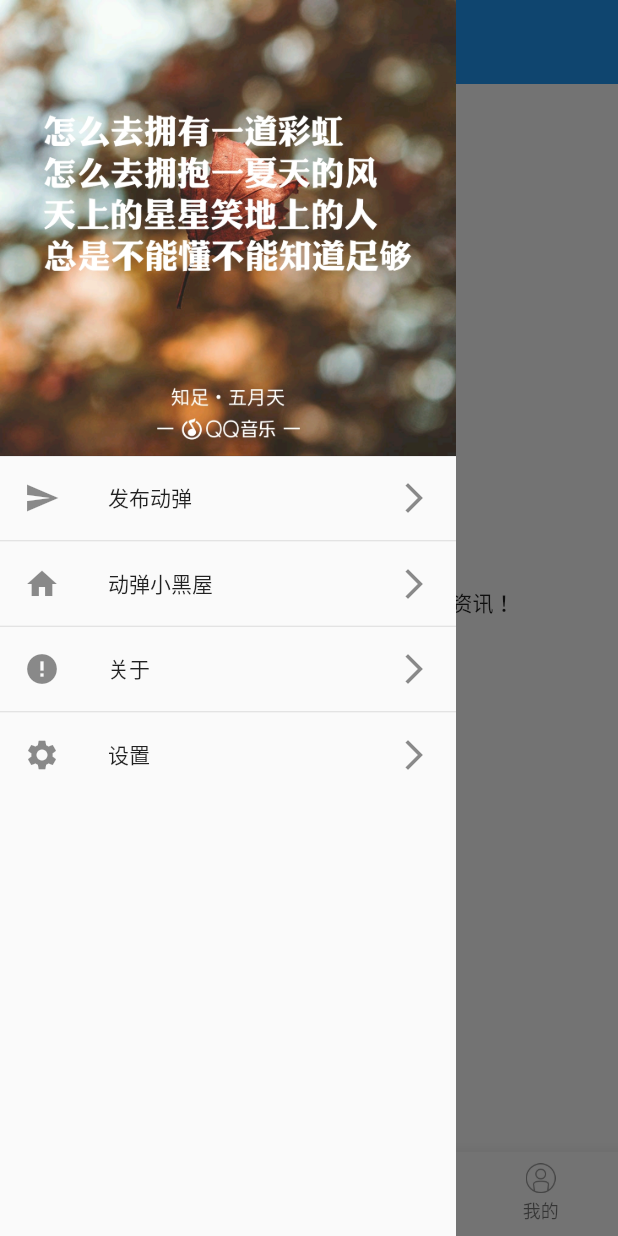
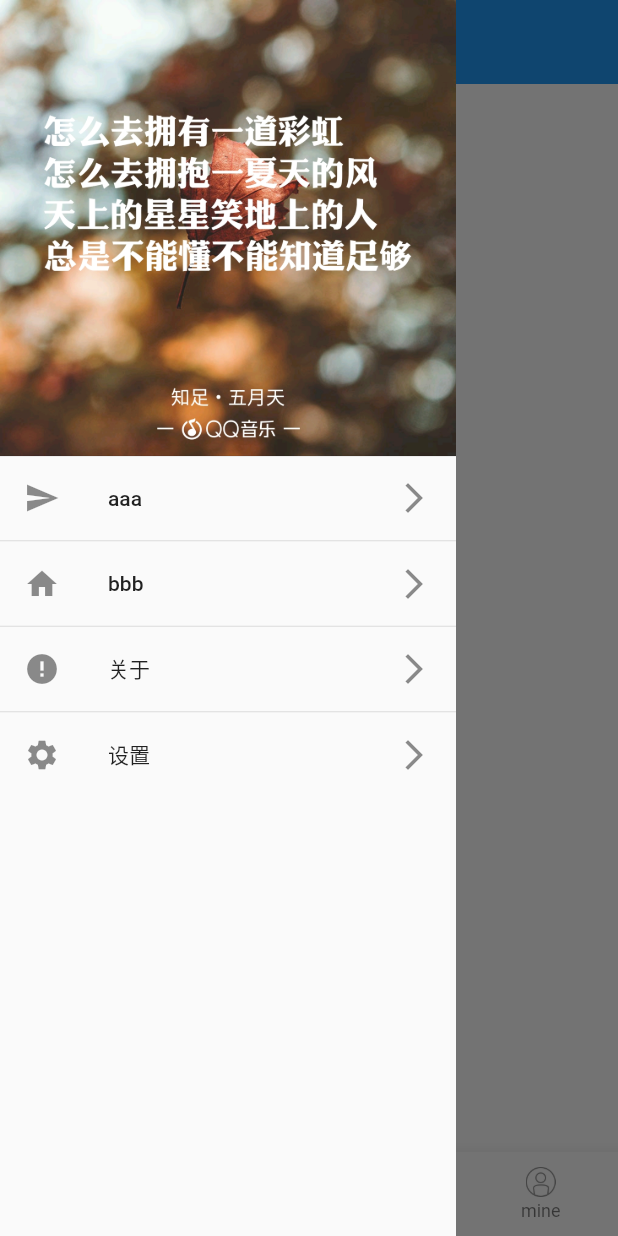
Before and after one commit to CaterFullApp/cater, a Flutter app: the screen it shows after launch, with the side drawer open, on a phone screen of 412 x 824 dp. Run offline on Flutter 3.47's test engine with Material 2 defaults, Android fonts, the phone set to English and light mode, and no system bars; our stand-ins replace event_bus, image_picker, sensors, shared_preferences, simple_animations, vibration; missing offline and left inert: flutter_webview_plugin; accounts and stored records are empty.

Commit message:
add:搭建主流程

```diff
--- a/lib/home_page.dart
+++ b/lib/home_page.dart
@@ -13,7 +13,7 @@ class HomePage extends StatefulWidget {
 }
 
 class _HomePageState extends State<HomePage> {
-  final _appBarTitle = ['资讯', '动弹', '发现', '我的'];
+  final _appBarTitle = ['menu', 'shop', 'discover', 'mine'];
   List<NavigationIconView> _navigationIconViews;
   var _currentIndex = 0;
   List<Widget> _pages;
@@ -24,19 +24,19 @@ class _HomePageState extends State<HomePage> {
     super.initState();
     _navigationIconViews = [
       NavigationIconView(
-          title: '资讯',
+          title: 'menu',
           iconPath: 'assets/images/ic_nav_news_normal.png',
           activeIconPath: 'assets/images/ic_nav_news_actived.png'),
       NavigationIconView(
-          title: '动弹',
+          title: 'shop',
           iconPath: 'assets/images/ic_nav_tweet_normal.png',
           activeIconPath: 'assets/images/ic_nav_tweet_actived.png'),
       NavigationIconView(
-          title: '发现',
+          title: 'discover',
           iconPath: 'assets/images/ic_nav_discover_normal.png',
           activeIconPath: 'assets/images/ic_nav_discover_actived.png'),
       NavigationIconView(
-          title: '我的',
+          title: 'mine',
           iconPath: 'assets/images/ic_nav_my_normal.png',
           activeIconPath: 'assets/images/ic_nav_my_pressed.png'),
     ];
@@ -92,7 +92,7 @@ class _HomePageState extends State<HomePage> {
       drawer: MyDrawer(
         headImgPath: 'assets/images/cover_img.jpg',
         menuIcons: [Icons.send, Icons.home, Icons.error, Icons.settings],
-        menuTitles: ['发布动弹', '动弹小黑屋', '关于', '设置'],
+        menuTitles: ['aaa', 'bbb', '关于', '设置'],
       ),
     );
   }
--- a/lib/page/LoginPage.dart
+++ b/lib/page/LoginPage.dart
@@ -90,7 +90,7 @@ class LoginPage extends StatelessWidget {
                             Container(
                               padding: EdgeInsets.all(8.0),
                               decoration: BoxDecoration(
-                                  border: Border(bottom: BorderSide(color: (Colors.grey[100])!))
+                                  border: Border(bottom: BorderSide(color: (Colors.grey[100])))
                               ),
                               child: TextField(
                                 decoration: InputDecoration(
--- a/lib/pages/discovery_page.dart
+++ b/lib/pages/discovery_page.dart
@@ -1,6 +1,5 @@
 import 'package:flutter/material.dart';
 import 'package:cater/pages/common_web_page.dart';
-import 'package:barcode_scan/barcode_scan.dart';
 import 'package:cater/pages/shake_page.dart';
 
 class DiscoveryPage extends StatefulWidget {
@@ -11,24 +10,23 @@ class DiscoveryPage extends StatefulWidget {
 class _DiscoveryPageState extends State<DiscoveryPage> {
   List<Map<String, IconData>> blocks = [
     {
-      '开源众包': Icons.pageview,
-      '开源软件': Icons.speaker_notes_off,
-      '码云推荐': Icons.screen_share,
-      '代码骗贷': Icons.assignment,
+      'aaa': Icons.pageview,
+      'bbb': Icons.speaker_notes_off,
+      'aaa': Icons.screen_share,
+      'aaa': Icons.assignment,
     },
     {
-      '扫一扫': Icons.camera_alt,
-      '摇一摇': Icons.camera,
+      'aaa': Icons.camera_alt,
+      'aaa': Icons.camera,
     },
     {
-      '码云封面人物': Icons.person,
-      '线下活动': Icons.android,
+      'aaa': Icons.person,
+      'aaa': Icons.android,
     }
   ];
 
   Future scan() async {
-    String barcode = await BarcodeScanner.scan();
-    print('barcode: $barcode');
+
   }
 
   void _handleItemClick(String title) {
--- a/lib/pages/login_web_page.dart
+++ b/lib/pages/login_web_page.dart
@@ -1,10 +1,10 @@
 import 'dart:convert';
 
 import 'package:flutter/material.dart';
-import 'package:flutter_osc_client/constants/constants.dart'
+import 'package:cater/constants/constants.dart'
     show AppColors, AppInfos, AppUrls;
-import 'package:flutter_osc_client/utils/data_utils.dart';
-import 'package:flutter_osc_client/utils/net_utils.dart';
+import 'package:cater/utils/data_utils.dart';
+import 'package:cater/utils/net_utils.dart';
 import 'package:flutter_webview_plugin/flutter_webview_plugin.dart';
 import 'package:flutter/cupertino.dart';
 
--- a/lib/pages/news_list_page.dart
+++ b/lib/pages/news_list_page.dart
@@ -1,5 +1,6 @@
 import 'dart:convert';
 
+import 'package:cater/page/LoginPage.dart';
 import 'package:flutter/material.dart';
 import 'package:cater/common/event_bus.dart';
 import 'package:cater/constants/constants.dart';
@@ -120,17 +121,17 @@ class _NewsListPageState extends State<NewsListPage> {
         child: Column(
           mainAxisAlignment: MainAxisAlignment.center,
           children: <Widget>[
-            Text('由于openapi限制，必须登录才能获取资讯！'),
+            Text('this is menu page'),
             InkWell(
               onTap: () async {
                 final result = await Navigator.of(context).push(
-                    MaterialPageRoute(builder: (context) => LoginWebPage()));
+                    MaterialPageRoute(builder: (context) => LoginPage()));
                 if (result != null && result == 'refresh') {
                   //登录成功
                   eventBus.fire(LoginEvent());
                 }
               },
-              child: Text('去登录'),
+              child: Text('login'),
             ),
           ],
         ),
--- a/lib/pages/profile_page.dart
+++ b/lib/pages/profile_page.dart
@@ -17,13 +17,13 @@ class ProfilePage extends StatefulWidget {
 
 class _ProfilePageState extends State<ProfilePage> {
   List menuTitles = [
-    '我的消息',
-    '阅读记录',
-    '我的博客',
-    '我的问答',
-    '我的活动',
-    '我的团队',
-    '邀请好友',
+    'aaa',
+    'bbb',
+    'ccc',
+    'ddd',
+    'eee',
+    'fff',
+    'ggg',
   ];
   List menuIcons = [
     Icons.message,
@@ -185,7 +185,7 @@ class _ProfilePageState extends State<ProfilePage> {
               height: 10.0,
             ),
             Text(
-              userName ??= '点击头像登录',
+              userName ??= 'click avatar to login',
               style: TextStyle(color: Color(0xffffffff)),
             ),
             //用户名
--- a/lib/pages/shake_page.dart
+++ b/lib/pages/shake_page.dart
@@ -72,9 +72,9 @@ class _ShakePageState extends State<ShakePage> {
       ),
       bottomNavigationBar: BottomNavigationBar(
         items: [
-          BottomNavigationBarItem(icon: Icon(Icons.folder), title: Text('礼品')),
+          BottomNavigationBarItem(icon: Icon(Icons.folder)),
           BottomNavigationBarItem(
-              icon: Icon(Icons.assignment), title: Text('资讯'))
+              icon: Icon(Icons.assignment))
         ],
         currentIndex: _curentIndex,
         onTap: (index) {
--- a/lib/pages/tweet_page.dart
+++ b/lib/pages/tweet_page.dart
@@ -109,12 +109,12 @@ class _TweetPageState extends State<TweetPage>
         child: Column(
           mainAxisAlignment: MainAxisAlignment.center,
           children: <Widget>[
-            Text('必须登录才能查看动弹信息！'),
+            Text('aaaa！'),
             InkWell(
               child: Container(
                 padding: const EdgeInsets.all(10.0),
                 child: Text(
-                  '马上登录',
+                  'login',
                   style: TextStyle(color: Color(0xff0000ff)),
                 ),
               ),
--- a/lib/widgets/navigation_icon_view.dart
+++ b/lib/widgets/navigation_icon_view.dart
@@ -22,8 +22,8 @@ class NavigationIconView {
               width: 20.0,
               height: 20.0,
             ),
+            label: title,
             activeIcon: Image.asset(activeIconPath,
               width: 20.0,
-              height: 20.0,),
-            title: Text(title));
+              height: 20.0,),);
 }
--- a/pubspec.yaml
+++ b/pubspec.yaml
@@ -19,7 +19,7 @@ publish_to: 'none' # Remove this line if you wish to publish to pub.dev
 version: 1.0.0+1
 
 environment:
-  sdk: '>=2.19.4 <3.0.0'
+  sdk: ">=2.1.0 <3.0.0"
 
 # Dependencies specify other packages that your package needs in order to work.
 # To automatically upgrade your package dependencies to the latest versions
@@ -35,13 +35,12 @@ dependencies:
   flutter_webview_plugin: ^0.3.3
   shared_preferences: ^0.5.2
   event_bus: ^1.1.0
-  barcode_scan: ^1.0.0
   sensors: ^0.4.0+1
   vibration: 1.0.2
   image_picker: ^0.5.0+9
   # The following adds the Cupertino Icons font to your application.
   # Use with the CupertinoIcons class for iOS style icons.
-  cupertino_icons: ^1.0.2
+  cupertino_icons: ^0.1.2
 
 dev_dependencies:
   flutter_test:
```
Also changed, not shown: lib/page/RegisterPage.dart (+143 -143 lines), lib/pages/publish_tweet_page.dart (+9 -27 lines), lib/pages/settings_page.dart (+12 -12 lines), pubspec.lock, 1 other file.
